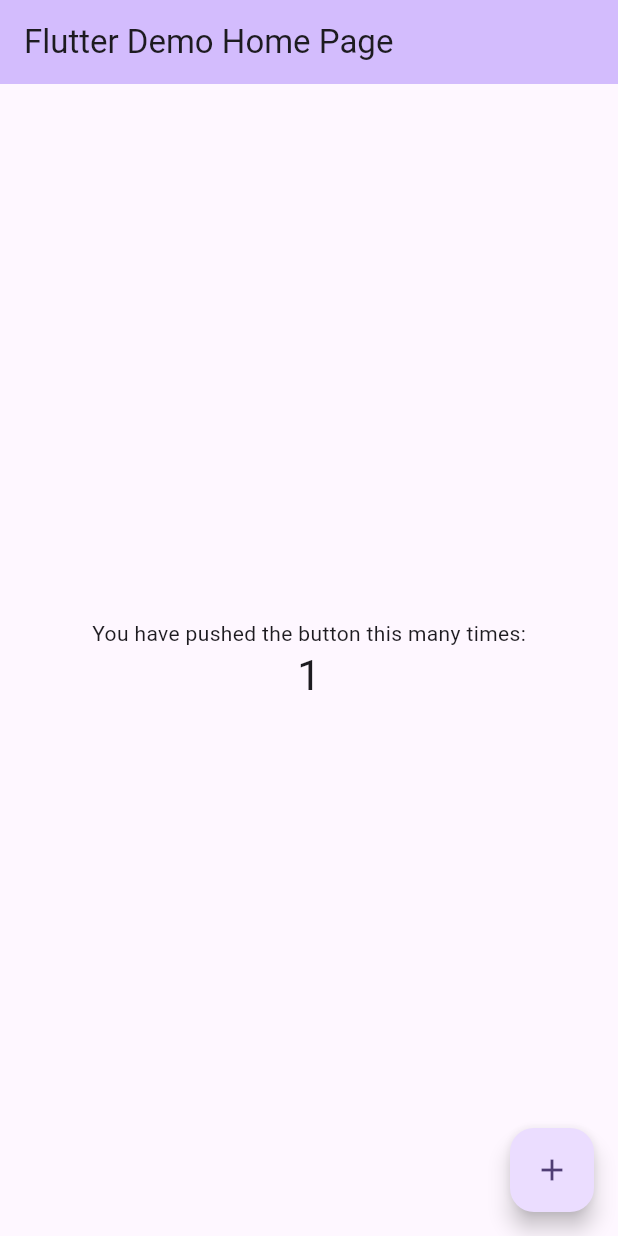
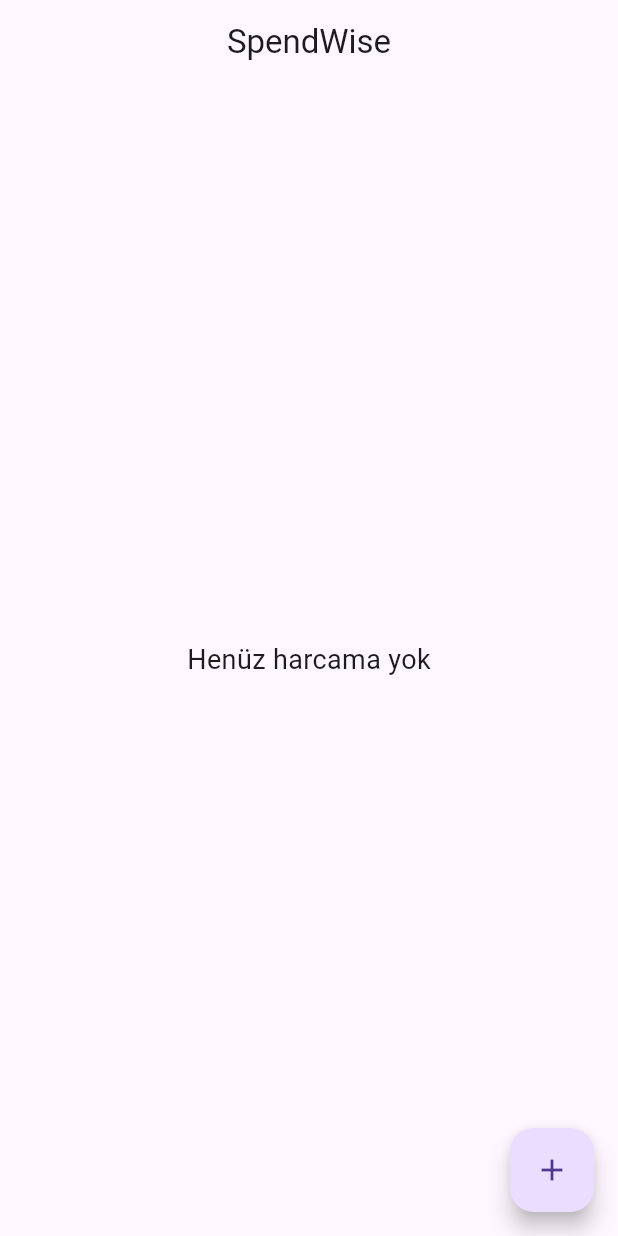
Before and after one commit to tayfun33/spendwise-flutter, a Flutter app: the screen it shows after launch, after a tap on the "add" icon, on a phone screen of 412 x 824 dp. Run offline on Flutter 3.47's test engine with Material 3 defaults, Android fonts, the phone set to English and light mode, and no system bars.

Commit message:
Add initial home screen UI

```diff
--- a/lib/main.dart
+++ b/lib/main.dart
@@ -1,120 +1,37 @@
 import 'package:flutter/material.dart';
 
 void main() {
-  runApp(const MyApp());
+  runApp(const SpendWiseApp());
 }
 
-class MyApp extends StatelessWidget {
-  const MyApp({super.key});
+class SpendWiseApp extends StatelessWidget {
+  const SpendWiseApp({super.key});
 
-  // This widget is the root of your application.
   @override
   Widget build(BuildContext context) {
     return MaterialApp(
-      title: 'Flutter Demo',
-      theme: ThemeData(
-        // This is the theme of your application.
-        //
-        // TRY THIS: Try running your application with "flutter run". You'll see
-        // the application has a purple toolbar. Then, without quitting the app,
-        // try changing the seedColor in the colorScheme below to Colors.green
-        // and then invoke "hot reload" (save your changes or press the "hot
-        // reload" button in a Flutter-supported IDE, or press "r" if you used
-        // the command line to start the app).
-        //
-        // Notice that the counter didn't reset back to zero; the application
-        // state is not lost during the reload. To reset the state, use hot
-        // restart instead.
-        //
-        // This works for code too, not just values: Most code changes can be
-        // tested with just a hot reload.
-        colorScheme: .fromSeed(seedColor: Colors.deepPurple),
-      ),
-      home: const MyHomePage(title: 'Flutter Demo Home Page'),
+      debugShowCheckedModeBanner: false,
+      title: 'SpendWise',
+      theme: ThemeData(primarySwatch: Colors.green),
+      home: const HomePage(),
     );
   }
 }
 
-class MyHomePage extends StatefulWidget {
-  const MyHomePage({super.key, required this.title});
-
-  // This widget is the home page of your application. It is stateful, meaning
-  // that it has a State object (defined below) that contains fields that affect
-  // how it looks.
-
-  // This class is the configuration for the state. It holds the values (in this
-  // case the title) provided by the parent (in this case the App widget) and
-  // used by the build method of the State. Fields in a Widget subclass are
-  // always marked "final".
-
-  final String title;
-
-  @override
-  State<MyHomePage> createState() => _MyHomePageState();
-}
-
-class _MyHomePageState extends State<MyHomePage> {
-  int _counter = 0;
-
-  void _incrementCounter() {
-    setState(() {
-      // This call to setState tells the Flutter framework that something has
-      // changed in this State, which causes it to rerun the build method below
-      // so that the display can reflect the updated values. If we changed
-      // _counter without calling setState(), then the build method would not be
-      // called again, and so nothing would appear to happen.
-      _counter++;
-    });
-  }
+class HomePage extends StatelessWidget {
+  const HomePage({super.key});
 
   @override
   Widget build(BuildContext context) {
-    // This method is rerun every time setState is called, for instance as done
-    // by the _incrementCounter method above.
-    //
-    // The Flutter framework has been optimized to make rerunning build methods
-    // fast, so that you can just rebuild anything that needs updating rather
-    // than having to individually change instances of widgets.
     return Scaffold(
-      appBar: AppBar(
-        // TRY THIS: Try changing the color here to a specific color (to
-        // Colors.amber, perhaps?) and trigger a hot reload to see the AppBar
-        // change color while the other colors stay the same.
-        backgroundColor: Theme.of(context).colorScheme.inversePrimary,
-        // Here we take the value from the MyHomePage object that was created by
-        // the App.build method, and use it to set our appbar title.
-        title: Text(widget.title),
-      ),
-      body: Center(
-        // Center is a layout widget. It takes a single child and positions it
-        // in the middle of the parent.
-        child: Column(
-          // Column is also a layout widget. It takes a list of children and
-          // arranges them vertically. By default, it sizes itself to fit its
-          // children horizontally, and tries to be as tall as its parent.
-          //
-          // Column has various properties to control how it sizes itself and
-          // how it positions its children. Here we use mainAxisAlignment to
-          // center the children vertically; the main axis here is the vertical
-          // axis because Columns are vertical (the cross axis would be
-          // horizontal).
-          //
-          // TRY THIS: Invoke "debug painting" (choose the "Toggle Debug Paint"
-          // action in the IDE, or press "p" in the console), to see the
-          // wireframe for each widget.
-          mainAxisAlignment: .center,
-          children: [
-            const Text('You have pushed the button this many times:'),
-            Text(
-              '$_counter',
-              style: Theme.of(context).textTheme.headlineMedium,
-            ),
-          ],
-        ),
+      appBar: AppBar(title: const Text('SpendWise'), centerTitle: true),
+      body: const Center(
+        child: Text('Henüz harcama yok', style: TextStyle(fontSize: 18)),
       ),
       floatingActionButton: FloatingActionButton(
-        onPressed: _incrementCounter,
-        tooltip: 'Increment',
+        onPressed: () {
+          // ileride harcama ekleme ekranına gidecek
+        },
         child: const Icon(Icons.add),
       ),
     );
```
